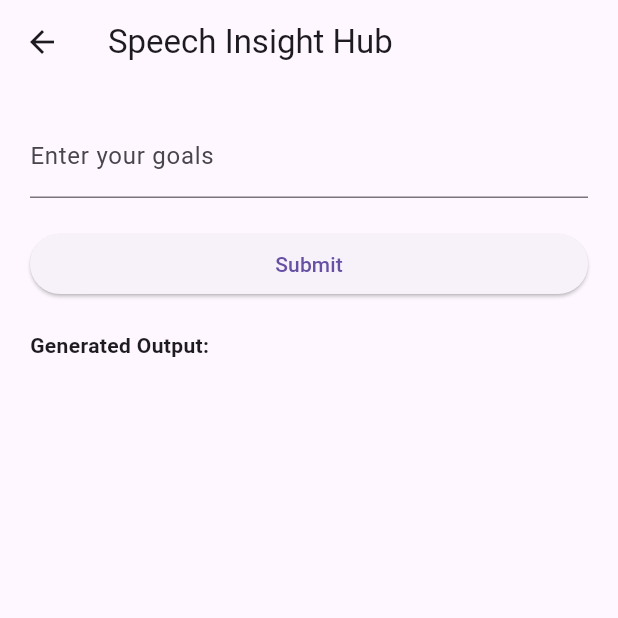
After one commit to Nikhil-1426/LivSparsh, a Flutter app: the SpeechInsightHub screen opened directly, after a tap on "Submit", on a phone screen of 412 x 824 dp, the top half of it. The commit adds this screen. Run offline on Flutter 3.47's test engine with Material 3 defaults, Android fonts, the phone set to English and light mode, and no system bars; our stand-ins replace cloud_firestore, firebase_auth, firebase_core, shared_preferences; accounts and stored records are empty.

Commit message:
Update Code

```diff
--- a/lib/home_screen.dart
+++ b/lib/home_screen.dart
@@ -1,5 +1,6 @@
 import 'package:flutter/material.dart';
 import 'signup_screen.dart';
+import 'speechinsighthub.dart'; // Import Speech Insight Hub
 
 class HomeScreen extends StatelessWidget {
   @override
@@ -19,6 +20,18 @@ class HomeScreen extends StatelessWidget {
             SizedBox(height: 20),
             ElevatedButton(
               onPressed: () {
+                // Navigate to Speech Insight Hub screen
+                Navigator.push(
+                  context,
+                  MaterialPageRoute(
+                    builder: (context) => SpeechInsightHub(),
+                  ),
+                );
+              },
+              child: Text('Speech Insight Hub'), // Button for Speech Insight Hub
+            ),
+            ElevatedButton(
+              onPressed: () {
                 // Navigate back to the sign-in screen
                 Navigator.push(
                   context,
--- /dev/null
+++ b/lib/speechinsighthub.dart
@@ -0,0 +1,78 @@
+import 'package:flutter/material.dart';
+import 'package:firebase_core/firebase_core.dart';
+import 'package:cloud_firestore/cloud_firestore.dart';
+
+class SpeechInsightHub extends StatefulWidget {
+  @override
+  _SpeechInsightHubState createState() => _SpeechInsightHubState();
+}
+
+class _SpeechInsightHubState extends State<SpeechInsightHub> {
+  TextEditingController _goalsController = TextEditingController();
+  String _output = '';
+
+  Future<void> _submitGoals(String goals) async {
+    // Initialize Firebase if not already initialized
+    if (Firebase.apps.isEmpty) {
+      await Firebase.initializeApp();
+    }
+
+    // Add the user's goals to Firestore
+    await FirebaseFirestore.instance.collection('goals').add({
+      'goals': goals,
+    });
+
+    // Wait for a moment to let the data sync with Firebase (optional)
+    await Future.delayed(Duration(seconds: 2));
+
+    // Retrieve the generated output from Firestore
+    QuerySnapshot snapshot = await FirebaseFirestore.instance
+        .collection('output')
+        .orderBy('timestamp', descending: true)
+        .limit(1)
+        .get();
+
+    if (snapshot.docs.isNotEmpty) {
+      setState(() {
+        _output = snapshot.docs.first['output'];
+      });
+    }
+  }
+
+  @override
+  Widget build(BuildContext context) {
+    return Scaffold(
+      appBar: AppBar(
+        title: Text('Speech Insight Hub'),
+      ),
+      body: SingleChildScrollView(
+        padding: EdgeInsets.all(20),
+        child: Column(
+          crossAxisAlignment: CrossAxisAlignment.stretch,
+          children: [
+            TextField(
+              controller: _goalsController,
+              decoration: InputDecoration(
+                labelText: 'Enter your goals',
+              ),
+            ),
+            SizedBox(height: 20),
+            ElevatedButton(
+              onPressed: () {
+                _submitGoals(_goalsController.text);
+              },
+              child: Text('Submit'),
+            ),
+            SizedBox(height: 20),
+            Text(
+              'Generated Output:',
+              style: TextStyle(fontWeight: FontWeight.bold),
+            ),
+            SizedBox(height: 10),
+            Text(_output),
+          ],
+        ),
+      ),
+    );
+  }
+}
```
Also changed, not shown: pubspec.lock.
